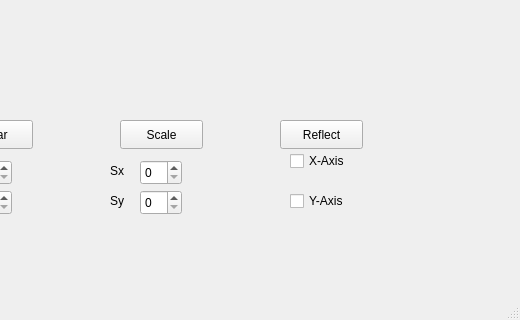
First picture: the form in Transformations/mainwindow.ui, repository Shahir-habib/Computer_Graphics-QT-, before the edit; both pictures show x 880 to 1400 and y 480 to 800 of the 1400 by 800 pixel window.
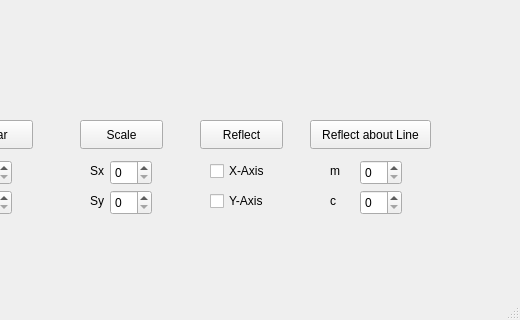
Second picture: the form after the edit.

Commit message: Added Reflection about arbitrary line

What changed in the file:
```diff
--- a/Transformations/mainwindow.ui
+++ b/Transformations/mainwindow.ui
@@ -200,7 +200,7 @@
    <widget class="QPushButton" name="scale">
     <property name="geometry">
      <rect>
-      <x>1000</x>
+      <x>960</x>
       <y>600</y>
       <width>83</width>
       <height>29</height>
@@ -213,7 +213,7 @@
    <widget class="QPushButton" name="reflet">
     <property name="geometry">
      <rect>
-      <x>1160</x>
+      <x>1080</x>
       <y>600</y>
       <width>83</width>
       <height>29</height>
@@ -341,7 +341,7 @@
    <widget class="QSpinBox" name="sx">
     <property name="geometry">
      <rect>
-      <x>1020</x>
+      <x>990</x>
       <y>640</y>
       <width>42</width>
       <height>25</height>
@@ -351,7 +351,7 @@
    <widget class="QLabel" name="label_12">
     <property name="geometry">
      <rect>
-      <x>990</x>
+      <x>970</x>
       <y>670</y>
       <width>16</width>
       <height>21</height>
@@ -364,7 +364,7 @@
    <widget class="QLabel" name="label_13">
     <property name="geometry">
      <rect>
-      <x>990</x>
+      <x>970</x>
       <y>640</y>
       <width>21</width>
       <height>21</height>
@@ -377,7 +377,7 @@
    <widget class="QSpinBox" name="sy">
     <property name="geometry">
      <rect>
-      <x>1020</x>
+      <x>990</x>
       <y>670</y>
       <width>42</width>
       <height>25</height>
@@ -387,8 +387,8 @@
    <widget class="QCheckBox" name="rx">
     <property name="geometry">
      <rect>
-      <x>1170</x>
-      <y>630</y>
+      <x>1090</x>
+      <y>640</y>
       <width>71</width>
       <height>22</height>
      </rect>
@@ -400,7 +400,7 @@
    <widget class="QCheckBox" name="ry">
     <property name="geometry">
      <rect>
-      <x>1170</x>
+      <x>1090</x>
       <y>670</y>
       <width>81</width>
       <height>22</height>
@@ -410,6 +410,65 @@
      <string>Y-Axis</string>
     </property>
    </widget>
+   <widget class="QPushButton" name="reflet_line">
+    <property name="geometry">
+     <rect>
+      <x>1190</x>
+      <y>600</y>
+      <width>121</width>
+      <height>29</height>
+     </rect>
+    </property>
+    <property name="text">
+     <string>Reflect about Line</string>
+    </property>
+   </widget>
+   <widget class="QSpinBox" name="m">
+    <property name="geometry">
+     <rect>
+      <x>1240</x>
+      <y>640</y>
+      <width>42</width>
+      <height>25</height>
+     </rect>
+    </property>
+   </widget>
+   <widget class="QSpinBox" name="c">
+    <property name="geometry">
+     <rect>
+      <x>1240</x>
+      <y>670</y>
+      <width>42</width>
+      <height>25</height>
+     </rect>
+    </property>
+   </widget>
+   <widget class="QLabel" name="label_14">
+    <property name="geometry">
+     <rect>
+      <x>1210</x>
+      <y>640</y>
+      <width>16</width>
+      <height>21</height>
+     </rect>
+    </property>
+    <property name="text">
+     <string>m</string>
+    </property>
+   </widget>
+   <widget class="QLabel" name="label_15">
+    <property name="geometry">
+     <rect>
+      <x>1210</x>
+      <y>670</y>
+      <width>16</width>
+      <height>21</height>
+     </rect>
+    </property>
+    <property name="text">
+     <string>c</string>
+    </property>
+   </widget>
   </widget>
   <widget class="QMenuBar" name="menubar">
    <property name="geometry">
```
The commit also changes 3 other files.
